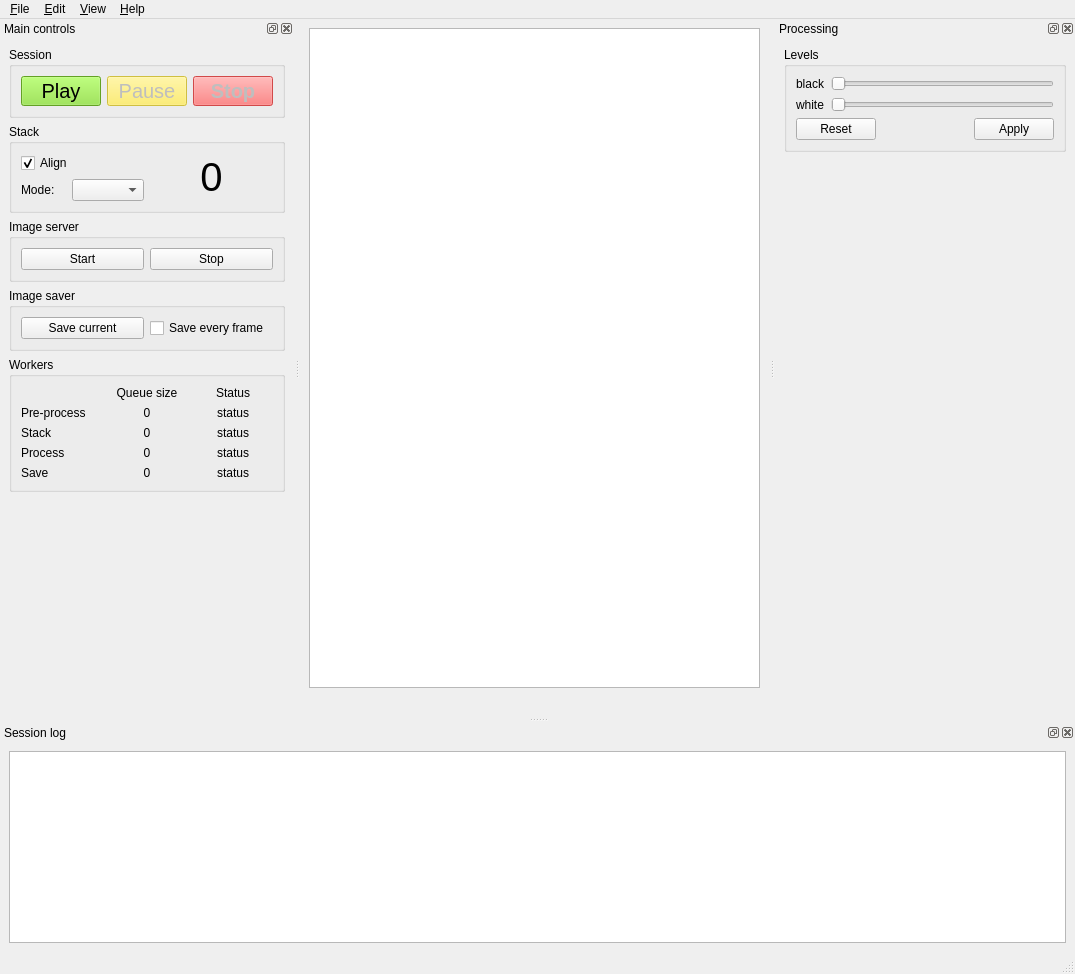
Above: src/als/ui/als_ui.ui from gehelem/als before the change. Below: the same form after it.
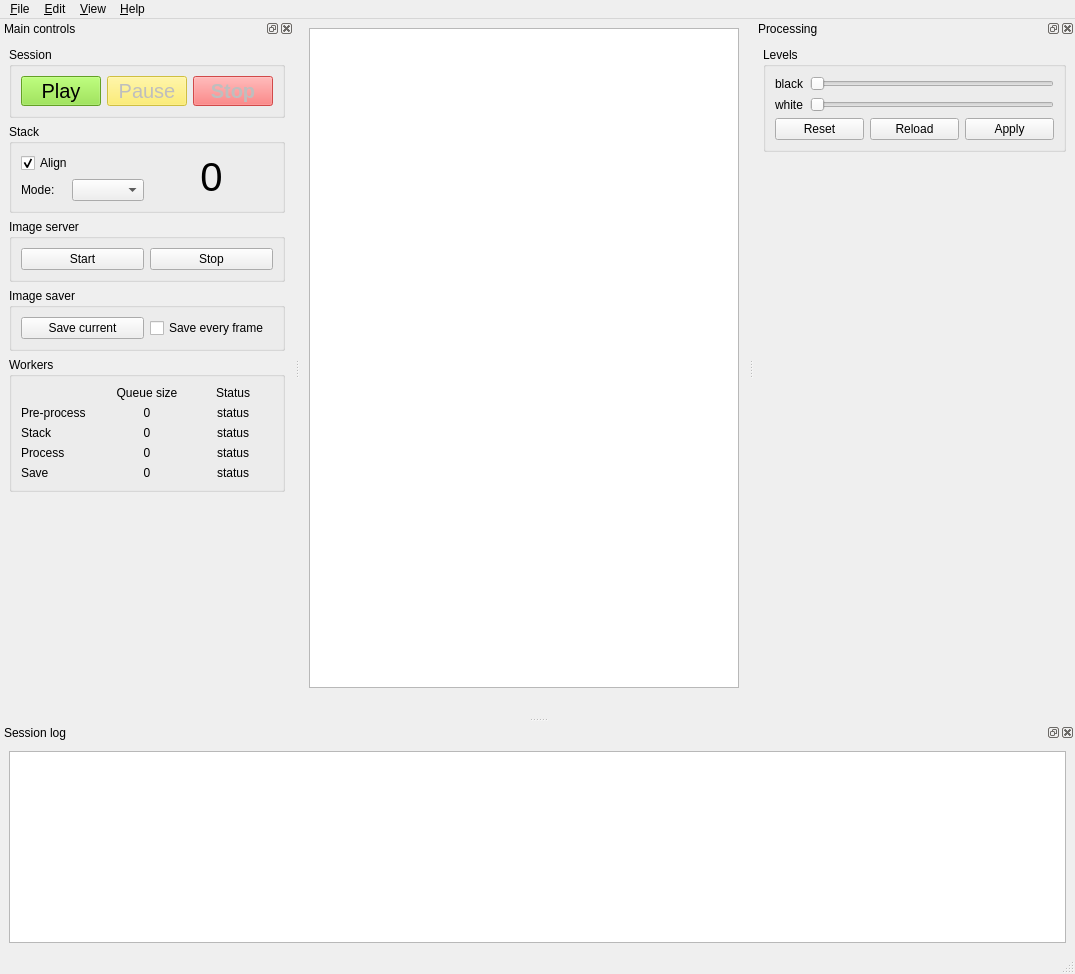
That is the form after the change. Custom widgets are drawn as their Qt base class.

Commit message: Introduce utils for ProcessingParam <=> GUI mapping

What changed in the file:
```diff
--- a/src/als/ui/als_ui.ui
+++ b/src/als/ui/als_ui.ui
@@ -593,7 +593,7 @@
   <widget class="QDockWidget" name="processing_dock">
    <property name="minimumSize">
     <size>
-     <width>300</width>
+     <width>321</width>
      <height>194</height>
     </size>
    </property>
@@ -668,17 +668,11 @@
            </widget>
           </item>
           <item>
-           <spacer name="horizontalSpacer">
-            <property name="orientation">
-             <enum>Qt::Horizontal</enum>
+           <widget class="QPushButton" name="btn_levels_reload">
+            <property name="text">
+             <string>Reload</string>
             </property>
-            <property name="sizeHint" stdset="0">
-             <size>
-              <width>40</width>
-              <height>20</height>
-             </size>
-            </property>
-           </spacer>
+           </widget>
           </item>
           <item>
            <widget class="QPushButton" name="btn_levels_apply">
```
The commit also changes 5 other files.
